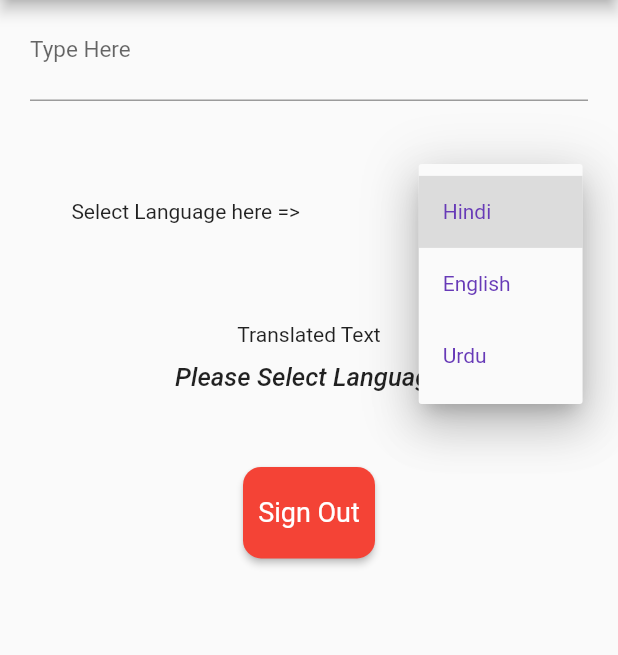
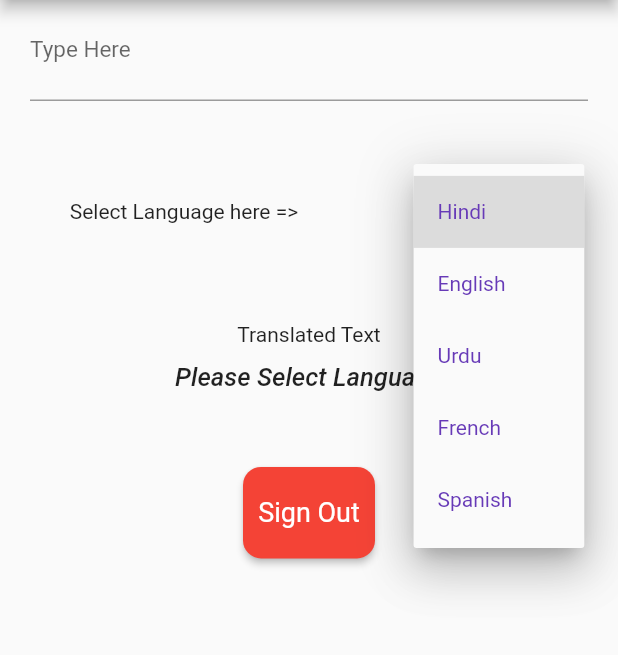
Before and after one commit to Varun-Shastry/Translator-App, a Flutter app: the screen it shows after launch, after a tap on the "arrow downward" icon, on a phone screen of 412 x 824 dp, the part 84-739 px from its top. Run offline on Flutter 3.47's test engine with Material 2 defaults, Android fonts, the phone set to English and light mode, and no system bars; our stand-ins replace firebase_auth, firebase_core, get; missing offline and left inert: translator; accounts and stored records are empty.

Commit message:
commit 3

```diff
--- a/lib/test.dart
+++ b/lib/test.dart
@@ -18,6 +18,8 @@ class _MyHomePageState extends State<MyHomePage> {
     "Hindi": "hi",
     "English": "en",
     "Urdu": "ur",
+    "French": "fr",
+    "Spanish": "es"
   };
 
   void trans() {
```
